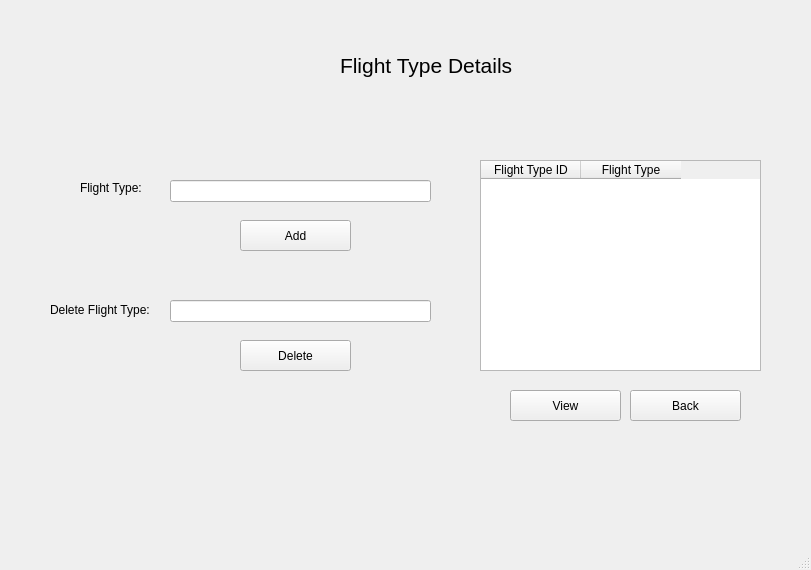
Above: flight type.ui from Muneeba-Badar/DB-Final-Project before the change. Below: the same form after it.
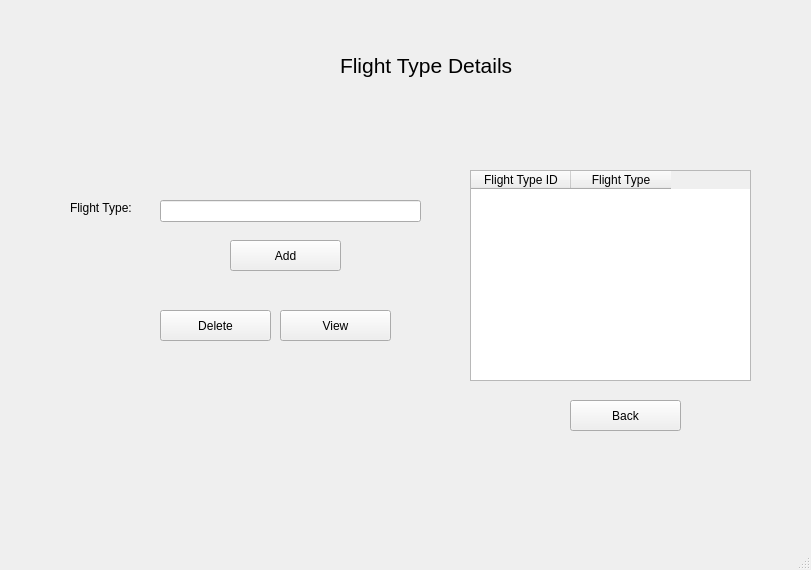
That is the form after the change.

```diff
--- a/flight type.ui
+++ b/flight type.ui
@@ -17,8 +17,8 @@
    <widget class="QLabel" name="label_3">
     <property name="geometry">
      <rect>
-      <x>80</x>
-      <y>180</y>
+      <x>70</x>
+      <y>200</y>
       <width>71</width>
       <height>16</height>
      </rect>
@@ -35,8 +35,8 @@
    <widget class="QPushButton" name="FTdel">
     <property name="geometry">
      <rect>
-      <x>240</x>
-      <y>340</y>
+      <x>160</x>
+      <y>310</y>
       <width>111</width>
       <height>31</height>
      </rect>
@@ -53,8 +53,8 @@
    <widget class="QPushButton" name="FlightTypeAdd">
     <property name="geometry">
      <rect>
-      <x>240</x>
-      <y>220</y>
+      <x>230</x>
+      <y>240</y>
       <width>111</width>
       <height>31</height>
      </rect>
@@ -71,8 +71,8 @@
    <widget class="QPushButton" name="flightTypeBack">
     <property name="geometry">
      <rect>
-      <x>630</x>
-      <y>390</y>
+      <x>570</x>
+      <y>400</y>
       <width>111</width>
       <height>31</height>
      </rect>
@@ -89,8 +89,8 @@
    <widget class="QLineEdit" name="FlightType">
     <property name="geometry">
      <rect>
-      <x>170</x>
-      <y>180</y>
+      <x>160</x>
+      <y>200</y>
       <width>261</width>
       <height>22</height>
      </rect>
@@ -119,44 +119,11 @@
      <string>Flight Type Details</string>
     </property>
    </widget>
-   <widget class="QLabel" name="label_4">
-    <property name="geometry">
-     <rect>
-      <x>50</x>
-      <y>300</y>
-      <width>111</width>
-      <height>20</height>
-     </rect>
-    </property>
-    <property name="font">
-     <font>
-      <pointsize>9</pointsize>
-     </font>
-    </property>
-    <property name="text">
-     <string>Delete Flight Type:</string>
-    </property>
-   </widget>
-   <widget class="QLineEdit" name="delFTline">
-    <property name="geometry">
-     <rect>
-      <x>170</x>
-      <y>300</y>
-      <width>261</width>
-      <height>22</height>
-     </rect>
-    </property>
-    <property name="font">
-     <font>
-      <pointsize>9</pointsize>
-     </font>
-    </property>
-   </widget>
    <widget class="QTableWidget" name="FTtable">
     <property name="geometry">
      <rect>
-      <x>480</x>
-      <y>160</y>
+      <x>470</x>
+      <y>170</y>
       <width>281</width>
       <height>211</height>
      </rect>
@@ -175,8 +142,8 @@
    <widget class="QPushButton" name="flightTypeView">
     <property name="geometry">
      <rect>
-      <x>510</x>
-      <y>390</y>
+      <x>280</x>
+      <y>310</y>
       <width>111</width>
       <height>31</height>
      </rect>
```
